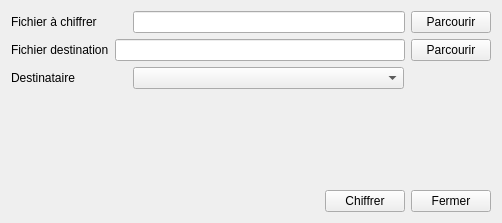
Diakakodo/GuiPG, file GuiPG/src/View/fileencryption.ui: the form before one commit.
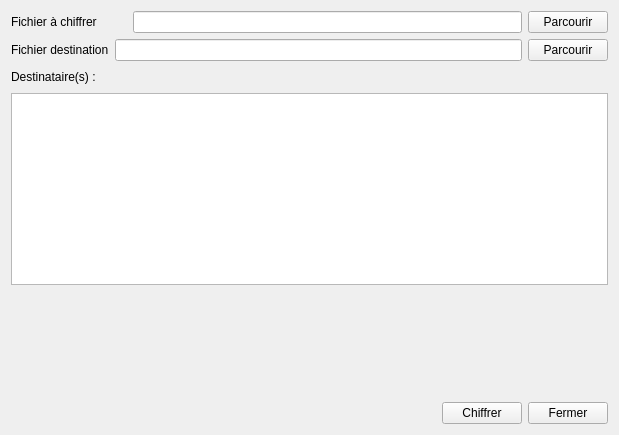
The form after the commit.

Commit message: debut modification selection de plusieurs destinataire pour le chiffrement

Diff of the .ui file:
```diff
--- a/GuiPG/src/View/fileencryption.ui
+++ b/GuiPG/src/View/fileencryption.ui
@@ -9,8 +9,8 @@
    <rect>
     <x>0</x>
     <y>0</y>
-    <width>502</width>
-    <height>223</height>
+    <width>619</width>
+    <height>435</height>
    </rect>
   </property>
   <property name="windowTitle">
@@ -84,20 +84,17 @@
           </size>
          </property>
          <property name="text">
-          <string>Destinataire</string>
+          <string>Destinataire(s) : </string>
          </property>
         </widget>
        </item>
-       <item>
-        <widget class="QComboBox" name="comboBox"/>
-       </item>
        <item>
         <spacer name="horizontalSpacer_2">
          <property name="orientation">
           <enum>Qt::Horizontal</enum>
          </property>
          <property name="sizeType">
-          <enum>QSizePolicy::Fixed</enum>
+          <enum>QSizePolicy::Expanding</enum>
          </property>
          <property name="sizeHint" stdset="0">
           <size>
@@ -109,6 +106,9 @@
        </item>
       </layout>
      </item>
+     <item>
+      <widget class="QTableWidget" name="tableWidgetRecipient"/>
+     </item>
      <item>
       <spacer name="verticalSpacer">
        <property name="orientation">
```
The commit also changes 1 other file.
